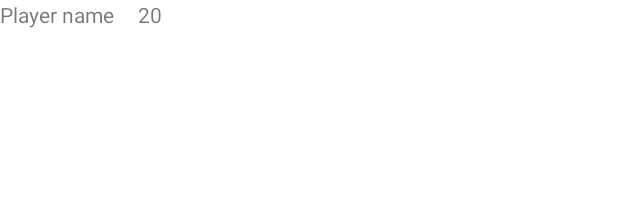
After one commit to VisarutDear/five-card, an Android app: the layout item_player_total.xml on its own in the app's theme, with its tools: preview values and no code run, on a phone screen of 412 x 824 dp. The commit adds this screen. Shown: the top 197 px of the screen. Run offline under Robolectric (Android 15) with nearby library versions, the phone set to English and light mode, and no system bars.

Commit message:
add total ui

```diff
--- a/app/src/main/java/com/visarut/fivecard/data/response/Player.kt
+++ b/app/src/main/java/com/visarut/fivecard/data/response/Player.kt
@@ -4,6 +4,7 @@ import androidx.lifecycle.MutableLiveData
 
 data class Player(
     val name: String,
+    val id: String,
     var cardList: List<Card>,
     val twoCard: TwoCard?,
 //    val threeCard: ThreeCard?
--- a/app/src/main/res/layout/item_card_deck.xml
+++ b/app/src/main/res/layout/item_card_deck.xml
@@ -1,6 +1,5 @@
 <?xml version="1.0" encoding="utf-8"?>
-<layout xmlns:android="http://schemas.android.com/apk/res/android"
-    xmlns:app="http://schemas.android.com/apk/res-auto">
+<layout xmlns:android="http://schemas.android.com/apk/res/android">
 
     <data>
         <variable
--- /dev/null
+++ b/app/src/main/res/layout/item_player_total.xml
@@ -0,0 +1,41 @@
+<?xml version="1.0" encoding="utf-8"?>
+<?xml version="1.0" encoding="utf-8"?>
+<layout xmlns:android="http://schemas.android.com/apk/res/android"
+    xmlns:tools="http://schemas.android.com/tools">
+
+    <data>
+        <variable
+            name="playerName"
+            type="String" />
+
+        <variable
+            name="total"
+            type="Number" />
+
+    </data>
+
+    <LinearLayout
+        android:layout_width="wrap_content"
+        android:layout_height="wrap_content"
+        android:orientation="horizontal"
+        android:gravity="center">
+
+        <TextView
+            android:id="@+id/tv_player_name"
+            android:layout_width="wrap_content"
+            android:layout_height="wrap_content"
+            android:text="@{playerName}"
+            tools:text="Player name"/>
+
+        <TextView
+            android:id="@+id/tv_high_card"
+            android:layout_width="wrap_content"
+            android:layout_height="wrap_content"
+            android:layout_marginStart="16dp"
+            android:textColor="@{total > 0  ? @color/green : @color/red}"
+            android:text="@{total.toString()}"
+            tools:text="20"/>
+
+    </LinearLayout>
+
+</layout>
--- a/app/src/main/res/values/colors.xml
+++ b/app/src/main/res/values/colors.xml
@@ -5,6 +5,17 @@
     <color name="purple_700">#FF3700B3</color>
     <color name="teal_200">#FF03DAC5</color>
     <color name="teal_700">#FF018786</color>
-    <color name="black">#FF000000</color>
+    <color name="black">#000000</color>
     <color name="white">#FFFFFFFF</color>
+    <color name="light_shade_gray">#EEEEEE</color>
+    <color name="light_gray">#F9F9F9</color>
+    <color name="gray_62">#9E9E9E</color>
+    <color name="dark_gray">#3C3C3C</color>
+    <color name="dark_charcoal">#333333</color>
+    <color name="gray">#999999</color>
+    <color name="green">#13BC24</color>
+    <color name="red">#F82D2D</color>
+    <color name="blue">#38A0FF</color>
+    <color name="light_blue">#C5E6FF</color>
+    <color name="shimmer">#e3e3e3</color>
 </resources>
```
Also changed, not shown: app/src/main/java/com/visarut/fivecard/view/feature/featurePlay/PlayFramgentViewModel.kt (+24 -4 lines).
